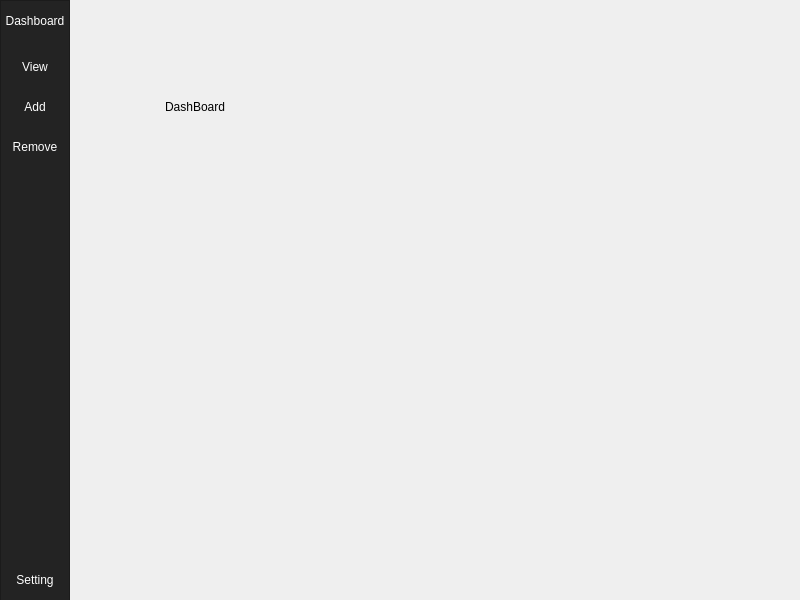
Qt form main.ui (mishrilal/CAIO) before a commit.
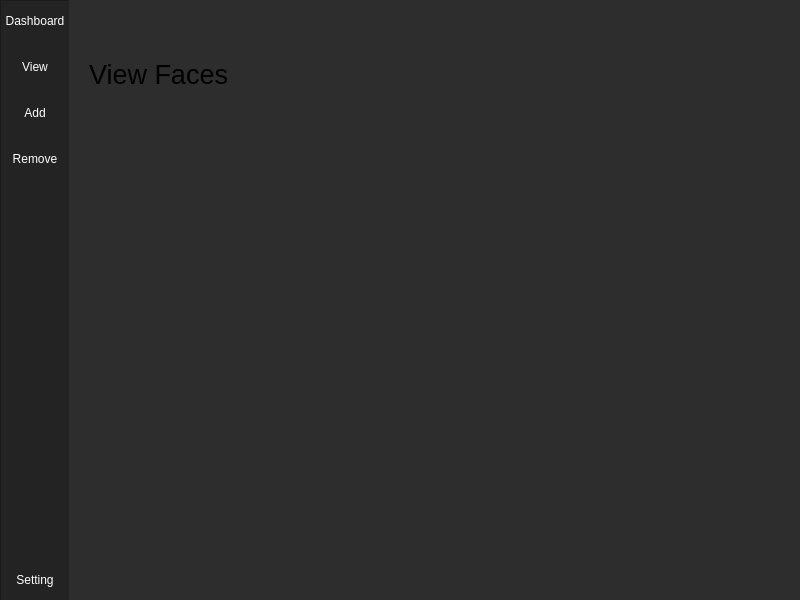
The same form after that commit. The open tabs and pages were chosen to show the change.

The edit to the form file:
```diff
--- a/main.ui
+++ b/main.ui
@@ -13,6 +13,9 @@
   <property name="windowTitle">
    <string>MainWindow</string>
   </property>
+  <property name="styleSheet">
+   <string notr="true">background-color: rgb(45, 45, 45);</string>
+  </property>
   <widget class="QWidget" name="centralwidget">
    <widget class="QFrame" name="frame_left_menu">
     <property name="geometry">
@@ -80,30 +83,6 @@
        </property>
       </widget>
      </item>
-     <item alignment="Qt::AlignTop">
-      <widget class="QFrame" name="frame_top_menus">
-       <property name="frameShape">
-        <enum>QFrame::NoFrame</enum>
-       </property>
-       <property name="frameShadow">
-        <enum>QFrame::Raised</enum>
-       </property>
-       <layout class="QVBoxLayout" name="verticalLayout_4">
-        <property name="spacing">
-         <number>0</number>
-        </property>
-        <property name="leftMargin">
-         <number>0</number>
-        </property>
-        <property name="topMargin">
-         <number>0</number>
-        </property>
-        <property name="rightMargin">
-         <number>0</number>
-        </property>
-        <property name="bottomMargin">
-         <number>0</number>
-        </property>
         <item>
          <widget class="QPushButton" name="view_btn">
           <property name="minimumSize">
@@ -173,6 +152,30 @@
           </property>
          </widget>
         </item>
+     <item>
+      <widget class="QFrame" name="frame_top_menus">
+       <property name="frameShape">
+        <enum>QFrame::NoFrame</enum>
+       </property>
+       <property name="frameShadow">
+        <enum>QFrame::Raised</enum>
+       </property>
+       <layout class="QVBoxLayout" name="verticalLayout_4">
+        <property name="spacing">
+         <number>0</number>
+        </property>
+        <property name="leftMargin">
+         <number>0</number>
+        </property>
+        <property name="topMargin">
+         <number>0</number>
+        </property>
+        <property name="rightMargin">
+         <number>0</number>
+        </property>
+        <property name="bottomMargin">
+         <number>0</number>
+        </property>
        </layout>
       </widget>
      </item>
@@ -204,10 +207,10 @@
    <widget class="QStackedWidget" name="stackedWidget">
     <property name="geometry">
      <rect>
-      <x>79</x>
-      <y>9</y>
-      <width>711</width>
-      <height>581</height>
+      <x>69</x>
+      <y>-1</y>
+      <width>731</width>
+      <height>601</height>
      </rect>
     </property>
     <property name="currentIndex">
@@ -217,18 +220,102 @@
      <widget class="QLabel" name="label">
       <property name="geometry">
        <rect>
-        <x>86</x>
-        <y>82</y>
-        <width>91</width>
-        <height>31</height>
+        <x>20</x>
+        <y>30</y>
+        <width>151</width>
+        <height>71</height>
        </rect>
       </property>
+      <property name="font">
+       <font>
+        <pointsize>20</pointsize>
+       </font>
+      </property>
       <property name="text">
-       <string>DashBoard</string>
+       <string>Dashboard</string>
       </property>
      </widget>
     </widget>
-    <widget class="QWidget" name="page_2"/>
+    <widget class="QWidget" name="view_page">
+     <widget class="QLabel" name="label_2">
+      <property name="geometry">
+       <rect>
+        <x>20</x>
+        <y>40</y>
+        <width>151</width>
+        <height>71</height>
+       </rect>
+      </property>
+      <property name="font">
+       <font>
+        <pointsize>20</pointsize>
+       </font>
+      </property>
+      <property name="text">
+       <string>View Faces</string>
+      </property>
+     </widget>
+    </widget>
+    <widget class="QWidget" name="add_page">
+     <widget class="QLabel" name="label_3">
+      <property name="geometry">
+       <rect>
+        <x>10</x>
+        <y>20</y>
+        <width>151</width>
+        <height>71</height>
+       </rect>
+      </property>
+      <property name="font">
+       <font>
+        <pointsize>20</pointsize>
+       </font>
+      </property>
+      <property name="text">
+       <string>Add Faces</string>
+      </property>
+     </widget>
+    </widget>
+    <widget class="QWidget" name="remove_page">
+     <widget class="QLabel" name="label_4">
+      <property name="geometry">
+       <rect>
+        <x>10</x>
+        <y>20</y>
+        <width>191</width>
+        <height>71</height>
+       </rect>
+      </property>
+      <property name="font">
+       <font>
+        <pointsize>20</pointsize>
+       </font>
+      </property>
+      <property name="text">
+       <string>Remove Faces</string>
+      </property>
+     </widget>
+    </widget>
+    <widget class="QWidget" name="page">
+     <widget class="QLabel" name="setting_page">
+      <property name="geometry">
+       <rect>
+        <x>20</x>
+        <y>30</y>
+        <width>151</width>
+        <height>71</height>
+       </rect>
+      </property>
+      <property name="font">
+       <font>
+        <pointsize>20</pointsize>
+       </font>
+      </property>
+      <property name="text">
+       <string>Setting</string>
+      </property>
+     </widget>
+    </widget>
    </widget>
   </widget>
  </widget>
```
Lines whose indentation alone changed are shown as unchanged.
